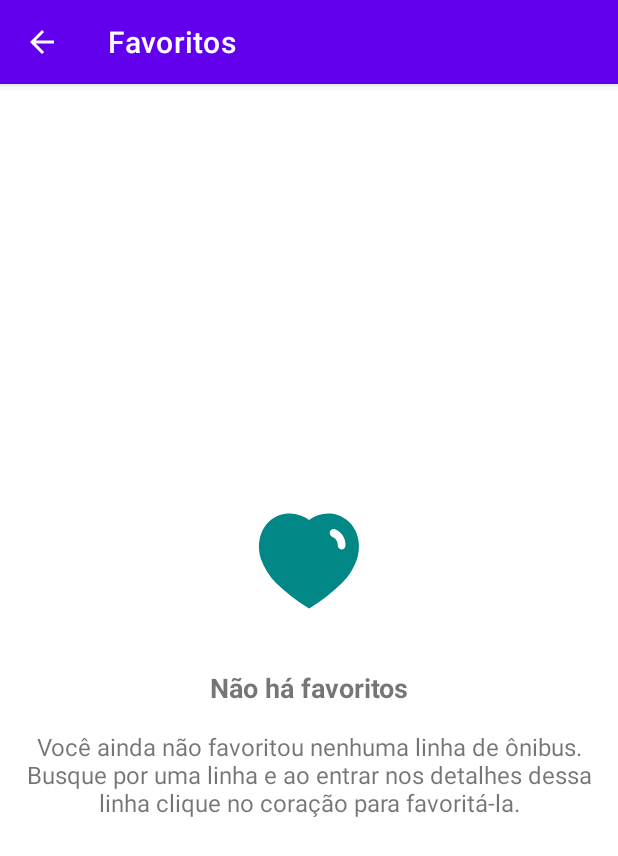
After one commit to fdassa/BusRJ, an Android app: the FavoritesActivity screen opened directly, with no data from a screen before it, on a phone screen of 412 x 824 dp. The commit adds this screen. Shown: the top 856 px of the screen. Run offline under Robolectric (Android 15) with nearby library versions, the phone set to English and light mode, and no system bars; libraries missing offline, so code that uses them is left out: com.orhanobut.hawk; 1 statement that could not run was skipped.

Commit message:
cria lista de favoritos

```diff
--- a/androidapp/app/src/main/AndroidManifest.xml
+++ b/androidapp/app/src/main/AndroidManifest.xml
@@ -38,6 +38,10 @@
             android:label="@string/menu_search_title"
             android:name=".features.search.SearchBusLineActivity" />
 
+        <activity
+            android:label="@string/menu_favorite_title"
+            android:name=".features.favorites.FavoritesActivity" />
+
     </application>
 
 </manifest>
--- a/androidapp/app/src/main/java/br/com/fdassa/busrj/application/AppModule.kt
+++ b/androidapp/app/src/main/java/br/com/fdassa/busrj/application/AppModule.kt
@@ -1,6 +1,7 @@
 package br.com.fdassa.busrj.application
 
 import br.com.fdassa.busrj.features.details.BusesByLineViewModel
+import br.com.fdassa.busrj.features.favorites.FavoritesViewModel
 import br.com.fdassa.busrj.features.home.HomeViewModel
 import br.com.fdassa.busrj.features.search.SearchBusLineViewModel
 import br.com.fdassa.busrj.navigation.AppNavigation
@@ -19,4 +20,5 @@ val appModule = module {
     viewModel { HomeViewModel(get()) }
     viewModel { BusesByLineViewModel(get()) }
     viewModel { SearchBusLineViewModel(get(), get()) }
+    viewModel { FavoritesViewModel(get(), get()) }
 }
--- /dev/null
+++ b/androidapp/app/src/main/java/br/com/fdassa/busrj/features/favorites/FavoritesActivity.kt
@@ -0,0 +1,70 @@
+package br.com.fdassa.busrj.features.favorites
+
+import android.os.Bundle
+import android.view.MenuItem
+import androidx.appcompat.app.AppCompatActivity
+import androidx.recyclerview.widget.LinearLayoutManager
+import br.com.fdassa.busrj.R
+import br.com.fdassa.busrj.databinding.ActivityFavoritesBinding
+import br.com.fdassa.busrj.utils.hide
+import br.com.fdassa.busrj.utils.show
+import br.com.fdassa.busrj.views.BusLineAdapter
+import org.koin.androidx.viewmodel.ext.android.viewModel
+
+class FavoritesActivity : AppCompatActivity() {
+
+    private val viewModel: FavoritesViewModel by viewModel()
+    private lateinit var binding: ActivityFavoritesBinding
+    private val busLineAdapter: BusLineAdapter by lazy {
+        BusLineAdapter { busLine ->
+            viewModel.navigateToBusesByLine(this, busLine)
+        }
+    }
+
+    override fun onCreate(savedInstanceState: Bundle?) {
+        super.onCreate(savedInstanceState)
+
+        binding = ActivityFavoritesBinding.inflate(layoutInflater)
+        setContentView(binding.root)
+
+        supportActionBar?.setDisplayHomeAsUpEnabled(true)
+
+        setupViews()
+    }
+
+    override fun onResume() {
+        super.onResume()
+
+        viewModel.getFavorites().let { favorites ->
+            busLineAdapter.loadBusLineList(favorites)
+            if (favorites.isEmpty()) showEmptyState()
+            else binding.stateView.hide()
+        }
+    }
+
+    override fun onOptionsItemSelected(item: MenuItem): Boolean {
+        when (item.itemId) {
+            android.R.id.home -> {
+                onBackPressed()
+                return true
+            }
+        }
+        return super.onOptionsItemSelected(item)
+    }
+
+    private fun setupViews() {
+        binding.rvFavorites.apply {
+            layoutManager = LinearLayoutManager(this@FavoritesActivity)
+            adapter = busLineAdapter
+        }
+    }
+
+    private fun showEmptyState() {
+        binding.stateView.show()
+        binding.stateView.showEmptyState(
+            iconRes = R.drawable.ic_favorite,
+            titleRes = R.string.empty_favorites_title,
+            descriptionRes = R.string.empty_favorites_description
+        )
+    }
+}
--- /dev/null
+++ b/androidapp/app/src/main/java/br/com/fdassa/busrj/features/favorites/FavoritesViewModel.kt
@@ -0,0 +1,23 @@
+package br.com.fdassa.busrj.features.favorites
+
+import android.content.Context
+import androidx.lifecycle.ViewModel
+import androidx.lifecycle.viewModelScope
+import br.com.fdassa.busrj.navigation.AppNavigation
+import br.com.fdassa.busrj.network.BusRepository
+import br.com.fdassa.busrj.network.MutableLiveResource
+import br.com.fdassa.busrj.network.getLiveData
+import br.com.fdassa.busrj.network.launchResource
+import br.com.fdassa.busrj.network.models.BusLine
+
+class FavoritesViewModel(
+    private val repository: BusRepository,
+    private val navigation: AppNavigation
+) : ViewModel() {
+
+    fun getFavorites() = repository.getFavorites()
+
+    fun navigateToBusesByLine(context: Context, busLine: BusLine) {
+        navigation.navigateToBusesByLine(context, busLine)
+    }
+}
--- a/androidapp/app/src/main/java/br/com/fdassa/busrj/features/home/HomeActivity.kt
+++ b/androidapp/app/src/main/java/br/com/fdassa/busrj/features/home/HomeActivity.kt
@@ -23,5 +23,9 @@ class HomeActivity : AppCompatActivity() {
         binding.menuSearch.setOnClickListener {
             viewModel.navigateToSearchBusLine(this)
         }
+
+        binding.menuFavorites.setOnClickListener {
+            viewModel.navigateToFavorites(this)
+        }
     }
 }
--- a/androidapp/app/src/main/java/br/com/fdassa/busrj/features/home/HomeViewModel.kt
+++ b/androidapp/app/src/main/java/br/com/fdassa/busrj/features/home/HomeViewModel.kt
@@ -11,4 +11,8 @@ class HomeViewModel(
     fun navigateToSearchBusLine(context: Context) {
         navigation.navigateToSearchBusLine(context)
     }
+
+    fun navigateToFavorites(context: Context) {
+        navigation.navigateToFavorites(context)
+    }
 }
--- a/androidapp/app/src/main/java/br/com/fdassa/busrj/navigation/AppNavigation.kt
+++ b/androidapp/app/src/main/java/br/com/fdassa/busrj/navigation/AppNavigation.kt
@@ -2,6 +2,7 @@ package br.com.fdassa.busrj.navigation
 
 import android.content.Context
 import br.com.fdassa.busrj.features.details.BusesByLineActivity
+import br.com.fdassa.busrj.features.favorites.FavoritesActivity
 import br.com.fdassa.busrj.features.search.SearchBusLineActivity
 import br.com.fdassa.busrj.network.models.BusLine
 import br.com.fdassa.busrj.utils.startActivity
@@ -21,4 +22,8 @@ class AppNavigation {
     fun navigateToSearchBusLine(context: Context) {
         context.startActivity<SearchBusLineActivity>()
     }
+
+    fun navigateToFavorites(context: Context) {
+        context.startActivity<FavoritesActivity>()
+    }
 }
--- a/androidapp/app/src/main/java/br/com/fdassa/busrj/features/search/BusLineAdapter.kt
+++ b/androidapp/app/src/main/java/br/com/fdassa/busrj/views/BusLineAdapter.kt
@@ -1,4 +1,4 @@
-package br.com.fdassa.busrj.features.search
+package br.com.fdassa.busrj.views
 
 import android.view.LayoutInflater
 import android.view.ViewGroup
--- a/androidapp/app/src/main/java/br/com/fdassa/busrj/features/search/SearchBusLineItem.kt
+++ b/androidapp/app/src/main/java/br/com/fdassa/busrj/views/BusLineItem.kt
@@ -1,4 +1,4 @@
-package br.com.fdassa.busrj.features.search
+package br.com.fdassa.busrj.views
 
 import android.view.View
 import androidx.recyclerview.widget.RecyclerView
--- a/androidapp/app/src/main/java/br/com/fdassa/busrj/views/StateView.kt
+++ b/androidapp/app/src/main/java/br/com/fdassa/busrj/views/StateView.kt
@@ -46,12 +46,16 @@ class StateView : ConstraintLayout {
         binding.btTryAgain.show()
     }
 
-    fun showEmptyState() {
+    fun showEmptyState(
+        iconRes: Int,
+        titleRes: Int,
+        descriptionRes: Int
+    ) {
         binding.groupErrorState.show()
         binding.progressBar.hide()
-        binding.ivIcon.setImageResource(R.drawable.ic_search)
-        binding.tvTitle.setText(R.string.empty_title)
-        binding.tvDescription.setText(R.string.empty_description)
+        binding.ivIcon.setImageResource(iconRes)
+        binding.tvTitle.setText(titleRes)
+        binding.tvDescription.setText(descriptionRes)
         binding.btTryAgain.hide()
     }
 }
--- /dev/null
+++ b/androidapp/app/src/main/res/layout/activity_favorites.xml
@@ -0,0 +1,26 @@
+<?xml version="1.0" encoding="utf-8"?>
+<androidx.constraintlayout.widget.ConstraintLayout xmlns:android="http://schemas.android.com/apk/res/android"
+    xmlns:app="http://schemas.android.com/apk/res-auto"
+    xmlns:tools="http://schemas.android.com/tools"
+    android:layout_width="match_parent"
+    android:layout_height="match_parent"
+    tools:context=".features.favorites.FavoritesActivity">
+
+    <androidx.recyclerview.widget.RecyclerView
+        android:id="@+id/rv_favorites"
+        android:layout_width="match_parent"
+        android:layout_height="0dp"
+        app:layout_constraintBottom_toBottomOf="parent"
+        app:layout_constraintTop_toTopOf="parent"
+        tools:itemCount="5"
+        tools:listitem="@layout/item_bus_line" />
+
+    <br.com.fdassa.busrj.views.StateView
+        android:id="@+id/state_view"
+        android:layout_width="match_parent"
+        android:layout_height="0dp"
+        android:visibility="gone"
+        app:layout_constraintBottom_toBottomOf="parent"
+        app:layout_constraintTop_toTopOf="parent" />
+
+</androidx.constraintlayout.widget.ConstraintLayout>
--- a/androidapp/app/src/main/res/values/strings.xml
+++ b/androidapp/app/src/main/res/values/strings.xml
@@ -1,8 +1,9 @@
 <resources>
     <string name="app_name">BusRJ</string>
-    <string name="title_activity_maps">Map</string>
-    <string name="empty_title">Nenhum resultado encontrado</string>
-    <string name="empty_description">Não encontramos nenhum resultado para a busca realizada. Confira se o campo buscado foi digitado corretamente.</string>
+    <string name="empty_search_title">Nenhum resultado encontrado</string>
+    <string name="empty_search_description">Não encontramos nenhum resultado para a busca realizada. Confira se o campo buscado foi digitado corretamente.</string>
+    <string name="empty_favorites_title">Não há favoritos</string>
+    <string name="empty_favorites_description">Você ainda não favoritou nenhuma linha de ônibus. Busque por uma linha e ao entrar nos detalhes dessa linha clique no coração para favoritá-la.</string>
     <string name="error_title">Algo deu errado</string>
     <string name="error_description">Ocorreu um problema ao tentar carregar esta tela. Confira sua conexão e tente novamente.</string>
     <string name="try_again">Tentar Novamente</string>
```
Also changed, not shown: androidapp/app/src/main/java/br/com/fdassa/busrj/features/search/SearchBusLineActivity.kt (+11 -1 lines).
